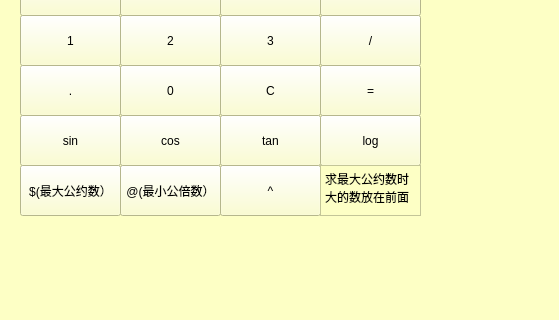
pepsi-gcx/calculater, file mainwindow.ui: the form before one commit; both pictures show x 0 to 559 and y 192 to 512 of the 559 by 512 pixel window.
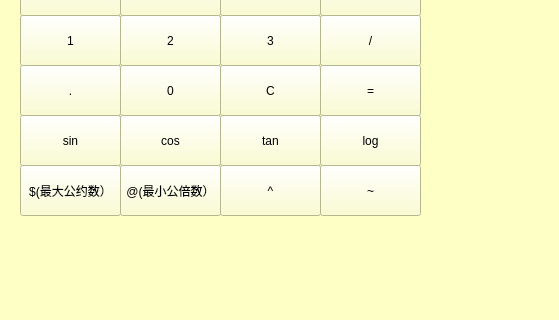
The form after the commit.

```diff
--- a/mainwindow.ui
+++ b/mainwindow.ui
@@ -379,7 +379,7 @@
      <string>^</string>
     </property>
    </widget>
-   <widget class="QTextEdit" name="textEdit">
+   <widget class="QPushButton" name="pushButton_26">
     <property name="geometry">
      <rect>
       <x>320</x>
@@ -388,12 +388,8 @@
       <height>51</height>
      </rect>
     </property>
-    <property name="html">
-     <string>&lt;!DOCTYPE HTML PUBLIC &quot;-//W3C//DTD HTML 4.0//EN&quot; &quot;http://www.w3.org/TR/REC-html40/strict.dtd&quot;&gt;
-&lt;html&gt;&lt;head&gt;&lt;meta name=&quot;qrichtext&quot; content=&quot;1&quot; /&gt;&lt;style type=&quot;text/css&quot;&gt;
-p, li { white-space: pre-wrap; }
-&lt;/style&gt;&lt;/head&gt;&lt;body style=&quot; font-family:'SimSun'; font-size:9pt; font-weight:400; font-style:normal;&quot;&gt;
-&lt;p style=&quot; margin-top:0px; margin-bottom:0px; margin-left:0px; margin-right:0px; -qt-block-indent:0; text-indent:0px;&quot;&gt;求最大公约数时大的数放在前面&lt;/p&gt;&lt;/body&gt;&lt;/html&gt;</string>
+    <property name="text">
+     <string>~</string>
     </property>
    </widget>
   </widget>
```
